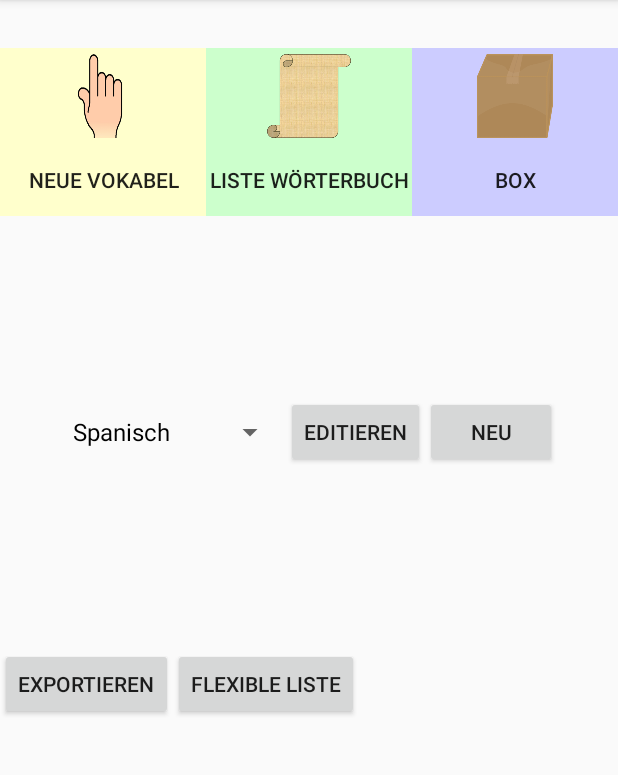
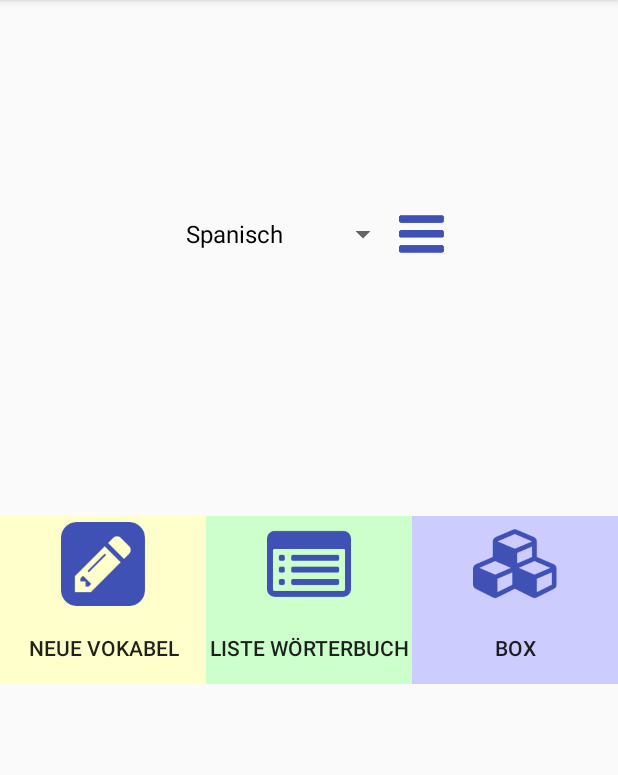
Before and after one commit to CarstenKarbach/VoBox, an Android app: the screen it shows after launch (StarterActivity), on a phone screen of 412 x 824 dp, the part 84-859 px from its top. Run offline under Robolectric (Android 15) with nearby library versions, the phone set to English and light mode, and no system bars.

Commit message:
Improve button style and layouts

```diff
--- a/app/src/main/java/de/karbach/superapp/StarterFragment.java
+++ b/app/src/main/java/de/karbach/superapp/StarterFragment.java
@@ -25,13 +25,16 @@ import android.os.Bundle;
 import android.support.annotation.Nullable;
 import android.util.Log;
 import android.view.LayoutInflater;
+import android.view.MenuItem;
 import android.view.View;
 import android.view.ViewGroup;
 import android.widget.AdapterView;
 import android.widget.ArrayAdapter;
 import android.widget.Button;
 import android.widget.ImageButton;
+import android.widget.PopupMenu;
 import android.widget.Spinner;
+import android.widget.Toast;
 
 import de.karbach.superapp.data.Dictionary;
 import de.karbach.superapp.data.DictionaryManagement;
@@ -45,34 +48,29 @@ import de.karbach.superapp.data.DictionaryManagement;
  */
 public class StarterFragment extends Fragment {
 
+    private void updateSelectedDictionary(Spinner select){
+        DictionaryManagement dm = DictionaryManagement.getInstance(getActivity());
+
+        ArrayAdapter<CharSequence> dictChoose = new ArrayAdapter<CharSequence>(getActivity(), android.R.layout.simple_spinner_dropdown_item, dm.readDictionaryArray() );
+        select.setAdapter(dictChoose);
+
+        Dictionary selectedDict = dm.getSelectedDictionary();
+        if(selectedDict != null) {
+            for (int i = 0; i < select.getCount(); i++) {
+                String name = select.getItemAtPosition(i).toString();
+                if (name.equals(selectedDict.getName())) {
+                    select.setSelection(i);
+                    break;
+                }
+            }
+        }
+    }
+
     @Nullable
     @Override
     public View onCreateView(LayoutInflater inflater, ViewGroup container, Bundle savedInstanceState) {
         Log.d("carsten", "onCreateView Starter");
         View result = inflater.inflate(R.layout.starter_fragment, container, false);
-
-        Button newDictButton = result.findViewById(R.id.add_button);
-        newDictButton.setOnClickListener(
-                new View.OnClickListener() {
-                    @Override
-                    public void onClick(View view) {
-                        Intent intent = new Intent(getActivity(), DictionaryActivity.class);
-                        intent.putExtra(DictionaryFragment.PARAMMODE, DictionaryFragment.Mode.NEW.ordinal());
-                        startActivity(intent);
-                    }
-                }
-        );
-        Button editDictButton = result.findViewById(R.id.edit_button);
-        editDictButton.setOnClickListener(
-                new View.OnClickListener() {
-                    @Override
-                    public void onClick(View view) {
-                        Intent intent = new Intent(getActivity(), DictionaryActivity.class);
-                        intent.putExtra(DictionaryFragment.PARAMMODE, DictionaryFragment.Mode.EDIT.ordinal());
-                        startActivity(intent);
-                    }
-                }
-        );
 
         Button newCardButton = (Button) result.findViewById(R.id.newcard_button);
         View.OnClickListener newCardOnClick = new View.OnClickListener() {
@@ -127,21 +125,8 @@ public class StarterFragment extends Fragment {
             ArrayAdapter<CharSequence> adapter = ArrayAdapter.createFromResource(getActivity(),
                     R.array.languages_array, android.R.layout.simple_spinner_item);
             adapter.setDropDownViewResource(android.R.layout.simple_spinner_dropdown_item);
-            DictionaryManagement dm = DictionaryManagement.getInstance(getActivity());
-            ArrayAdapter<CharSequence> dictChoose = new ArrayAdapter<CharSequence>(getActivity(), android.R.layout.simple_spinner_dropdown_item, dm.readDictionaryArray() );
 
-            select.setAdapter(dictChoose);
-
-            Dictionary selectedDict = dm.getSelectedDictionary();
-            if(selectedDict != null) {
-                for (int i = 0; i < select.getCount(); i++) {
-                    String name = select.getItemAtPosition(i).toString();
-                    if (name.equals(selectedDict.getName())) {
-                        select.setSelection(i);
-                        break;
-                    }
-                }
-            }
+            updateSelectedDictionary(select);
 
             select.setOnItemSelectedListener(new AdapterView.OnItemSelectedListener() {
                 @Override
@@ -158,31 +143,62 @@ public class StarterFragment extends Fragment {
             });
         }
 
-        Button exporter = (Button) result.findViewById(R.id.button_export);
-        if(exporter != null){
-            exporter.setOnClickListener(new View.OnClickListener() {
+        final ImageButton actionsButton = (ImageButton) result.findViewById(R.id.actions_button);
+        if(actionsButton != null){
+            actionsButton.setOnClickListener(new View.OnClickListener() {
                 @Override
                 public void onClick(View v) {
+
+                    PopupMenu popup = new PopupMenu(getActivity(), actionsButton);
+                    popup.getMenuInflater().inflate(R.menu.dictionary_actions, popup.getMenu());
+
+                    //registering popup with OnMenuItemClickListener
+                    popup.setOnMenuItemClickListener(new PopupMenu.OnMenuItemClickListener() {
+                        public boolean onMenuItemClick(MenuItem item) {
+                            if(item.getItemId() == R.id.dict_edit){
+                                Intent intent = new Intent(getActivity(), DictionaryActivity.class);
+                                intent.putExtra(DictionaryFragment.PARAMMODE, DictionaryFragment.Mode.EDIT.ordinal());
+                                startActivity(intent);
+                                return true;
+                            }
+                            if(item.getItemId() == R.id.dict_export){
                                 DictionaryManagement dm = DictionaryManagement.getInstance(getActivity());
                                 if(dm == null){
-                        return;
+                                    return true;
                                 }
                                 Dictionary selected = dm.getSelectedDictionary();
                                 if(selected == null){
-                        return;
+                                    return true;
                                 }
                                 selected.sendExportedDictionary(getActivity());
                             }
-            });
+                            if(item.getItemId() == R.id.dict_new){
+                                Intent intent = new Intent(getActivity(), DictionaryActivity.class);
+                                intent.putExtra(DictionaryFragment.PARAMMODE, DictionaryFragment.Mode.NEW.ordinal());
+                                startActivity(intent);
+                            }
+                            if(item.getItemId() == R.id.dict_delete){
+                                DictionaryManagement dm = DictionaryManagement.getInstance(getActivity());
+                                if(dm == null){
+                                    return true;
+                                }
+                                Dictionary selected = dm.getSelectedDictionary();
+                                if(selected == null){
+                                    return true;
+                                }
+                                String todelete = selected.getName();
+                                dm.deleteDictionary(selected.getName());
+
+                                Toast.makeText(getActivity(), "Wörterbuch '"+todelete+"' gelöscht", Toast.LENGTH_SHORT).show();
+
+                                updateSelectedDictionary(select);
                             }
 
-        Button listGen = (Button) result.findViewById(R.id.button_selectcards);
-        if(listGen != null){
-            listGen.setOnClickListener(new View.OnClickListener() {
-                @Override
-                public void onClick(View v) {
-                    Intent listGenIntent = new Intent(getActivity(), ListGeneratorActivity.class);
-                    startActivity(listGenIntent);
+                            return true;
+                        }
+                    });
+
+                    popup.show();
                 }
             });
         }
--- a/app/src/main/res/layout-land/card_fragment.xml
+++ b/app/src/main/res/layout-land/card_fragment.xml
@@ -29,7 +29,6 @@
                 android:layout_height="wrap_content"
                 android:layout_width="match_parent"
                 android:weightSum="100"
-                android:background="#eee"
                 android:padding="8dp"
                 >
                 <ImageView
@@ -55,7 +54,6 @@
                 android:layout_height="wrap_content"
                 android:layout_width="match_parent"
                 android:weightSum="100"
-                android:background="#eee"
                 android:padding="8dp"
                 >
                 <ImageView
@@ -93,6 +91,7 @@
                 android:layout_height="wrap_content"
                 android:id="@+id/save_button"
                 android:text="speichern"
+                style="@style/BlueButton"
                 />
             <Button
                 android:layout_width="wrap_content"
@@ -100,6 +99,7 @@
                 android:id="@+id/delete_button"
                 android:text="löschen"
                 android:visibility="gone"
+                style="@style/BlueButton"
                 />
         </LinearLayout>
 
--- a/app/src/main/res/layout/card_fragment.xml
+++ b/app/src/main/res/layout/card_fragment.xml
@@ -21,7 +21,6 @@
             android:layout_height="wrap_content"
             android:layout_width="match_parent"
             android:weightSum="100"
-            android:background="#eee"
             android:padding="8dp"
             >
             <ImageView
@@ -47,7 +46,6 @@
             android:layout_height="wrap_content"
             android:layout_width="match_parent"
             android:weightSum="100"
-            android:background="#eee"
             android:padding="8dp"
             >
             <ImageView
@@ -84,6 +82,7 @@
             android:layout_height="wrap_content"
             android:id="@+id/save_button"
             android:text="speichern"
+            style="@style/BlueButton"
             />
         <Button
             android:layout_width="wrap_content"
@@ -91,6 +90,7 @@
             android:id="@+id/delete_button"
             android:text="löschen"
             android:visibility="gone"
+            style="@style/BlueButton"
             />
     </LinearLayout>
 
--- a/app/src/main/res/layout/dictionarysettings_fragment.xml
+++ b/app/src/main/res/layout/dictionarysettings_fragment.xml
@@ -93,6 +93,7 @@
                 android:layout_weight="70"
                 android:layout_height="wrap_content"
                 android:paddingRight="10dp"
+                android:paddingLeft="10dp"
                 ></TextView>
         </TableRow>
         <TableRow
@@ -104,11 +105,13 @@
             android:layout_width="wrap_content"
             android:layout_height="wrap_content"
             android:id="@+id/save_button"
+            style="@style/BlueButton"
             android:text="speichern"/>
         <Button
             android:layout_width="wrap_content"
             android:layout_height="wrap_content"
             android:id="@+id/delete_button"
+            style="@style/BlueButton"
             android:text="löschen"/>
         </TableRow>
 
--- a/app/src/main/res/layout/list_generator.xml
+++ b/app/src/main/res/layout/list_generator.xml
@@ -23,6 +23,7 @@
         android:layout_height="wrap_content"
         android:id="@+id/button_showlist"
         android:text="zur Liste"
+        style="@style/BlueButton"
         />
 
 </LinearLayout>
--- a/app/src/main/res/layout/starter_fragment.xml
+++ b/app/src/main/res/layout/starter_fragment.xml
@@ -5,6 +5,29 @@
               android:layout_height="match_parent"
               android:weightSum="100"
     >
+
+    <LinearLayout
+        android:layout_width="wrap_content"
+        android:layout_height="0dp"
+        android:layout_weight="50"
+        android:layout_gravity="center_vertical|center_horizontal"
+        android:orientation="horizontal"
+        >
+        <Spinner
+            android:id="@+id/language_selection"
+            android:layout_width="wrap_content"
+            android:layout_height="wrap_content"
+            android:layout_gravity="center_horizontal|center_vertical"
+            ></Spinner>
+        <ImageButton
+            android:layout_width="30dp"
+            android:layout_height="match_parent"
+            android:background="@android:color/transparent"
+            android:scaleType="fitCenter"
+            android:src="@drawable/fa_bars"
+            android:layout_gravity="center_horizontal|center_vertical"
+            android:id="@+id/actions_button"/>
+    </LinearLayout>
 
     <TableRow
         android:layout_height="wrap_content"
@@ -20,7 +43,7 @@
             <ImageButton
                 android:layout_width="match_parent"
                 android:layout_height="64dp"
-                android:src="@drawable/newcard"
+                android:src="@drawable/fa_pencil_square"
                 android:scaleType="fitCenter"
                 android:background="#ffc"
                 android:padding="4dp"
@@ -46,7 +69,7 @@
         <ImageButton
             android:layout_width="match_parent"
             android:layout_height="64dp"
-            android:src="@drawable/wordlist"
+            android:src="@drawable/fa_list_alt"
             android:scaleType="fitCenter"
             android:background="#cfc"
             android:padding="4dp"
@@ -72,7 +95,7 @@
         <ImageButton
             android:layout_width="match_parent"
             android:layout_height="64dp"
-            android:src="@drawable/boxpart"
+            android:src="@drawable/fa_cubes"
             android:scaleType="fitCenter"
             android:background="#ccf"
             android:padding="4dp"
@@ -91,51 +114,4 @@
 
     </TableRow>
 
-    <LinearLayout
-        android:layout_width="wrap_content"
-        android:layout_height="0dp"
-        android:layout_weight="50"
-        android:layout_gravity="center_vertical|center_horizontal"
-        android:orientation="horizontal"
-        >
-    <Spinner
-        android:id="@+id/language_selection"
-        android:layout_width="wrap_content"
-        android:layout_height="wrap_content"
-        android:layout_gravity="center_horizontal|center_vertical"
-        ></Spinner>
-        <Button
-            android:layout_width="wrap_content"
-            android:layout_height="wrap_content"
-            android:text="editieren"
-            android:layout_gravity="center_horizontal|center_vertical"
-            android:id="@+id/edit_button"/>
-        <Button
-            android:layout_width="wrap_content"
-            android:layout_height="wrap_content"
-            android:text="neu"
-            android:layout_gravity="center_horizontal|center_vertical"
-            android:id="@+id/add_button"/>
-
-    </LinearLayout>
-
-    <TableRow
-        android:layout_width="match_parent"
-        android:layout_height="wrap_content"
-        >
-        <Button
-            android:layout_width="wrap_content"
-            android:layout_height="wrap_content"
-            android:text="exportieren"
-            android:id="@+id/button_export"
-            />
-        <Button
-            android:layout_width="wrap_content"
-            android:layout_height="wrap_content"
-            android:text="flexible Liste"
-            android:id="@+id/button_selectcards"
-            />
-
-    </TableRow>
-
 </LinearLayout>
--- /dev/null
+++ b/app/src/main/res/menu/dictionary_actions.xml
@@ -0,0 +1,38 @@
+<!--
+	VoBox
+    Copyright (C) 2019  Carsten Karbach
+
+    Contact by mail carstenkarbach@gmx.de
+
+    This program is free software; you can redistribute it and/or modify
+    it under the terms of the GNU General Public License as published by
+    the Free Software Foundation; either version 2 of the License, or
+    (at your option) any later version.
+
+    This program is distributed in the hope that it will be useful,
+    but WITHOUT ANY WARRANTY; without even the implied warranty of
+    MERCHANTABILITY or FITNESS FOR A PARTICULAR PURPOSE.  See the
+    GNU General Public License for more details.
+
+    You should have received a copy of the GNU General Public License along
+    with this program; if not, write to the Free Software Foundation, Inc.,
+    51 Franklin Street, Fifth Floor, Boston, MA 02110-1301 USA.
+ -->
+<menu xmlns:android="http://schemas.android.com/apk/res/android" >
+
+    <item
+        android:id="@+id/dict_edit"
+        android:title="editieren"/>
+
+    <item
+        android:id="@+id/dict_export"
+        android:title="exportieren"/>
+
+    <item
+        android:id="@+id/dict_delete"
+        android:title="löschen"/>
+
+    <item
+        android:id="@+id/dict_new"
+        android:title="neu"/>
+</menu>
--- a/app/src/main/res/menu/main_menu.xml
+++ b/app/src/main/res/menu/main_menu.xml
@@ -1,15 +1,15 @@
 <?xml version="1.0" encoding="utf-8"?>
 <menu xmlns:android="http://schemas.android.com/apk/res/android" xmlns:compat="http://schemas.android.com/apk/res-auto">
     <item android:id="@+id/menu_item_list"
-          android:icon="@drawable/wordlist"
+          android:icon="@drawable/fa_list_alt_white"
           android:title="Liste"
           compat:showAsAction="ifRoom|withText"/>
     <item android:id="@+id/menu_item_box"
-          android:icon="@drawable/boxpart"
+          android:icon="@drawable/fa_cubes_white"
           android:title="Box"
           compat:showAsAction="ifRoom|withText"/>
     <item android:id="@+id/menu_item_newword"
-          android:icon="@drawable/newcard"
+          android:icon="@drawable/fa_pencil_square_white"
           android:title="Neu"
           compat:showAsAction="ifRoom|withText"/>
 </menu>
--- a/app/src/main/res/menu/main_menu_forlist.xml
+++ b/app/src/main/res/menu/main_menu_forlist.xml
@@ -13,15 +13,15 @@
           android:title="Sortieren"
           compat:showAsAction="ifRoom"/>
     <item android:id="@+id/menu_item_box"
-          android:icon="@drawable/boxpart"
+          android:icon="@drawable/fa_cubes_white"
           android:title="Box"
           compat:showAsAction="ifRoom|withText"/>
     <item android:id="@+id/menu_item_newword"
-          android:icon="@drawable/newcard"
+          android:icon="@drawable/fa_pencil_square_white"
           android:title="Neu"
           compat:showAsAction="ifRoom|withText"/>
     <item android:id="@+id/menu_item_list"
-          android:icon="@drawable/wordlist"
+          android:icon="@drawable/fa_list_alt_white"
           android:title="Liste"
           compat:showAsAction="ifRoom|withText"/>
     <item android:id="@+id/menu_item_training"
--- a/app/src/main/res/values/colors.xml
+++ b/app/src/main/res/values/colors.xml
@@ -2,5 +2,6 @@
 <resources>
     <color name="colorPrimary">#3F51B5</color>
     <color name="colorPrimaryDark">#303F9F</color>
-    <color name="colorAccent">#FF4081</color>
+    <color name="colorAccent">#4CADDB</color>
+    <color name="colorPrimaryForeground">#FFFFFF</color>
 </resources>
--- a/app/src/main/res/values/styles.xml
+++ b/app/src/main/res/values/styles.xml
@@ -6,6 +6,11 @@
         <item name="colorPrimary">@color/colorPrimary</item>
         <item name="colorPrimaryDark">@color/colorPrimaryDark</item>
         <item name="colorAccent">@color/colorAccent</item>
+        <item name="colorButtonNormal">@color/colorPrimary</item>
+    </style>
+
+    <style name="BlueButton">
+        <item name="android:textColor">#FFFFFF</item>
     </style>
 
     <style name="BoxButton">
```
Also changed, not shown: app/src/main/res/layout/testcard_fragment.xml (+17 -16 lines), app/src/main/res/drawable/fa_bars.png (added), app/src/main/res/drawable/fa_cubes.png (added), app/src/main/res/drawable/fa_cubes_white.png (added), app/src/main/res/drawable/fa_exchange_white.png (added), app/src/main/res/drawable/fa_list_alt.png (added), app/src/main/res/drawable/fa_list_alt_white.png (added), app/src/main/res/drawable/fa_pencil_square.png (added), app/src/main/res/drawable/fa_pencil_square_white.png (added). Lines whose indentation alone changed are shown as unchanged.
